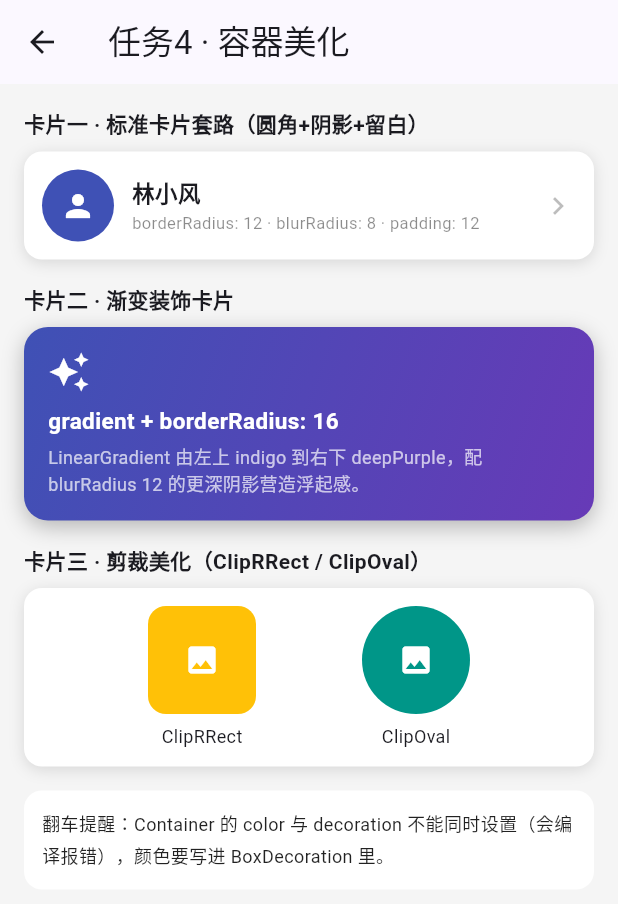
After one commit to cl0vers33/lecture6, a Flutter app: the screen it shows after launch, after a tap on "任务4 · 容器美化", on a phone screen of 412 x 824 dp. The commit adds this screen. Shown: the top 904 px of the screen. Run offline on Flutter 3.47's test engine with Material 3 defaults, Android fonts, the phone set to English and light mode, and no system bars.

Commit message:
feat: practice tasks - alignment cards, flex experiment, stack badge, container decoration

```diff
--- a/lib/main.dart
+++ b/lib/main.dart
@@ -1,6 +1,10 @@
 import 'package:flutter/material.dart';
 
+import 'pages/alignment_tasks.dart';
+import 'pages/container_decoration.dart';
+import 'pages/flex_experiment.dart';
 import 'pages/profile_card.dart';
+import 'pages/stack_badge.dart';
 
 void main() {
   runApp(const Lecture6App());
@@ -20,7 +24,7 @@ class Lecture6App extends StatelessWidget {
   }
 }
 
-/// 任务目录页：列出本次作业各任务入口
+/// 任务目录页：按作业三部分分组列出入口
 class HomePage extends StatelessWidget {
   const HomePage({super.key});
 
@@ -31,31 +35,66 @@ class HomePage extends StatelessWidget {
       body: ListView(
         padding: const EdgeInsets.all(16),
         children: [
+          _groupTitle('案例复现'),
           _TaskTile(
             icon: Icons.badge,
-            title: '案例复现 · profile_card',
-            subtitle: '个人名片页：骨架对齐 → 容器美化 → 设计稿验收',
-            onTap: () => Navigator.push(
-              context,
-              MaterialPageRoute(builder: (_) => const ProfileCardPage()),
-            ),
+            title: 'profile_card 个人名片页',
+            subtitle: '骨架对齐 → 容器美化 → 设计稿验收（三步提交）',
+            page: const ProfileCardPage(),
+          ),
+          _groupTitle('自主实践'),
+          _TaskTile(
+            icon: Icons.align_horizontal_left,
+            title: '任务1 · 六种对齐场景',
+            subtitle: 'MainAxisAlignment 六值逐一实现并标注参数',
+            page: const AlignmentTasksPage(),
+          ),
+          _TaskTile(
+            icon: Icons.view_column,
+            title: '任务2 · 弹性分配实验',
+            subtitle: '三栏 2:1:1 布局 + 超长内容表现记录',
+            page: const FlexExperimentPage(),
+          ),
+          _TaskTile(
+            icon: Icons.layers,
+            title: '任务3 · 层叠角标',
+            subtitle: '头像徽标 + 图片浮层文字（Stack + Positioned）',
+            page: const StackBadgePage(),
+          ),
+          _TaskTile(
+            icon: Icons.style,
+            title: '任务4 · 容器美化',
+            subtitle: '圆角 / 阴影 / 留白 / 剪裁，三处卡片',
+            page: const ContainerDecorationPage(),
           ),
         ],
       ),
     );
   }
+
+  Widget _groupTitle(String text) => Padding(
+        padding: const EdgeInsets.only(top: 8, bottom: 8),
+        child: Text(
+          text,
+          style: const TextStyle(
+            fontSize: 13,
+            fontWeight: FontWeight.bold,
+            color: Colors.indigo,
+          ),
+        ),
+      );
 }
 
 class _TaskTile extends StatelessWidget {
   final IconData icon;
   final String title;
   final String subtitle;
-  final VoidCallback onTap;
+  final Widget page;
   const _TaskTile({
     required this.icon,
     required this.title,
     required this.subtitle,
-    required this.onTap,
+    required this.page,
   });
 
   @override
@@ -66,7 +105,10 @@ class _TaskTile extends StatelessWidget {
         title: Text(title),
         subtitle: Text(subtitle),
         trailing: const Icon(Icons.chevron_right),
-        onTap: onTap,
+        onTap: () => Navigator.push(
+          context,
+          MaterialPageRoute(builder: (_) => page),
+        ),
       ),
     );
   }
--- /dev/null
+++ b/lib/pages/container_decoration.dart
@@ -0,0 +1,180 @@
+import 'package:flutter/material.dart';
+
+/// 自主实践任务 4：容器美化
+/// 圆角 / 阴影 / 留白 / 剪裁，至少两处卡片
+class ContainerDecorationPage extends StatelessWidget {
+  const ContainerDecorationPage({super.key});
+
+  @override
+  Widget build(BuildContext context) {
+    return Scaffold(
+      backgroundColor: Colors.grey[100],
+      appBar: AppBar(title: const Text('任务4 · 容器美化')),
+      body: ListView(
+        padding: const EdgeInsets.all(16),
+        children: [
+          _sectionTitle('卡片一 · 标准卡片套路（圆角+阴影+留白）'),
+          // 指南中的卡片套路：padding 12 + borderRadius 12 + boxShadow
+          Container(
+            padding: const EdgeInsets.all(12),
+            decoration: BoxDecoration(
+              color: Colors.white,
+              borderRadius: BorderRadius.circular(12),
+              boxShadow: const [
+                BoxShadow(
+                  color: Colors.black12,
+                  blurRadius: 8,
+                  offset: Offset(0, 2),
+                ),
+              ],
+            ),
+            child: Row(
+              children: [
+                const CircleAvatar(
+                  radius: 24,
+                  backgroundColor: Colors.indigo,
+                  child: Icon(Icons.person, color: Colors.white),
+                ),
+                const SizedBox(width: 12),
+                Expanded(
+                  child: Column(
+                    crossAxisAlignment: CrossAxisAlignment.start,
+                    children: const [
+                      Text(
+                        '林小风',
+                        style: TextStyle(
+                          fontSize: 15,
+                          fontWeight: FontWeight.bold,
+                        ),
+                      ),
+                        SizedBox(height: 2),
+                      Text(
+                        'borderRadius: 12 · blurRadius: 8 · padding: 12',
+                        style: TextStyle(fontSize: 11, color: Colors.black45),
+                      ),
+                    ],
+                  ),
+                ),
+                const Icon(Icons.chevron_right, color: Colors.black26),
+              ],
+            ),
+          ),
+          const SizedBox(height: 16),
+          _sectionTitle('卡片二 · 渐变装饰卡片'),
+          Container(
+            padding: const EdgeInsets.all(16),
+            decoration: BoxDecoration(
+              borderRadius: BorderRadius.circular(16),
+              gradient: const LinearGradient(
+                begin: Alignment.topLeft,
+                end: Alignment.bottomRight,
+                colors: [Colors.indigo, Colors.deepPurple],
+              ),
+              boxShadow: const [
+                BoxShadow(
+                  color: Colors.black26,
+                  blurRadius: 12,
+                  offset: Offset(0, 4),
+                ),
+              ],
+            ),
+            child: Column(
+              crossAxisAlignment: CrossAxisAlignment.start,
+              children: const [
+                Icon(Icons.auto_awesome, color: Colors.white, size: 28),
+                SizedBox(height: 8),
+                Text(
+                  'gradient + borderRadius: 16',
+                  style: TextStyle(
+                    fontSize: 15,
+                    fontWeight: FontWeight.bold,
+                    color: Colors.white,
+                  ),
+                ),
+                SizedBox(height: 4),
+                Text(
+                  'LinearGradient 由左上 indigo 到右下 deepPurple，'
+                  '配 blurRadius 12 的更深阴影营造浮起感。',
+                  style: TextStyle(fontSize: 12, color: Colors.white70),
+                ),
+              ],
+            ),
+          ),
+          const SizedBox(height: 16),
+          _sectionTitle('卡片三 · 剪裁美化（ClipRRect / ClipOval）'),
+          Container(
+            padding: const EdgeInsets.all(12),
+            decoration: BoxDecoration(
+              color: Colors.white,
+              borderRadius: BorderRadius.circular(12),
+              boxShadow: const [
+                BoxShadow(
+                  color: Colors.black12,
+                  blurRadius: 8,
+                  offset: Offset(0, 2),
+                ),
+              ],
+            ),
+            child: Row(
+              mainAxisAlignment: MainAxisAlignment.spaceEvenly,
+              children: [
+                // ClipRRect 圆角剪裁
+                Column(
+                  children: [
+                    ClipRRect(
+                      borderRadius: BorderRadius.circular(12),
+                      child: Container(
+                        width: 72,
+                        height: 72,
+                        color: Colors.amber,
+                        child: const Icon(Icons.image, color: Colors.white),
+                      ),
+                    ),
+                    const SizedBox(height: 6),
+                    const Text('ClipRRect', style: TextStyle(fontSize: 12)),
+                  ],
+                ),
+                // ClipOval 圆形剪裁
+                Column(
+                  children: [
+                    ClipOval(
+                      child: Container(
+                        width: 72,
+                        height: 72,
+                        color: Colors.teal,
+                        child: const Icon(Icons.image, color: Colors.white),
+                      ),
+                    ),
+                    const SizedBox(height: 6),
+                    const Text('ClipOval', style: TextStyle(fontSize: 12)),
+                  ],
+                ),
+              ],
+            ),
+          ),
+          const SizedBox(height: 16),
+          Container(
+            padding: const EdgeInsets.all(12),
+            decoration: BoxDecoration(
+              color: Colors.white,
+              borderRadius: BorderRadius.circular(12),
+            ),
+            child: const Text(
+              '翻车提醒：Container 的 color 与 decoration 不能同时设置'
+              '（会编译报错），颜色要写进 BoxDecoration 里。',
+              style: TextStyle(fontSize: 12, height: 1.7, color: Colors.black87),
+            ),
+          ),
+        ],
+      ),
+    );
+  }
+
+  Widget _sectionTitle(String text) => Padding(
+        padding: const EdgeInsets.only(bottom: 8),
+        child: Text(
+          text,
+          style: const TextStyle(fontSize: 14, fontWeight: FontWeight.bold),
+        ),
+      );
+}
--- /dev/null
+++ b/lib/pages/flex_experiment.dart
@@ -0,0 +1,98 @@
+import 'package:flutter/material.dart';
+
+/// 自主实践任务 2：弹性分配实验
+/// 三栏 2:1:1 比例布局 + 一栏内容超长时的表现记录
+class FlexExperimentPage extends StatefulWidget {
+  const FlexExperimentPage({super.key});
+
+  @override
+  State<FlexExperimentPage> createState() => _FlexExperimentPageState();
+}
+
+class _FlexExperimentPageState extends State<FlexExperimentPage> {
+  bool _longContent = false;
+
+  static const String _shortText = '内容';
+  static const String _longText =
+      '这是一段故意做得超长的内容，用来观察弹性分配后栏内文本的表现：'
+      'Expanded 会把主轴剩余空间按比例分给孩子，并给出紧凑约束，'
+      '所以超长文本会在分配到的宽度内自动换行，而不会把相邻栏挤飞。';
+
+  @override
+  Widget build(BuildContext context) {
+    final text = _longContent ? _longText : _shortText;
+    return Scaffold(
+      backgroundColor: Colors.grey[100],
+      appBar: AppBar(title: const Text('任务2 · 弹性分配实验')),
+      body: ListView(
+        padding: const EdgeInsets.all(16),
+        children: [
+          SwitchListTile(
+            title: const Text('中间栏放入超长内容'),
+            subtitle: const Text('切换观察 2:1:1 布局下超长文本的表现'),
+            value: _longContent,
+            onChanged: (v) => setState(() => _longContent = v),
+          ),
+          const SizedBox(height: 8),
+          _sectionTitle('① 三栏 2:1:1（Expanded flex: 2/1/1）'),
+          Container(
+            height: _longContent ? null : 60,
+            constraints: const BoxConstraints(minHeight: 60),
+            color: Colors.white,
+            child: Row(
+              crossAxisAlignment: CrossAxisAlignment.start,
+              children: [
+                Expanded(flex: 2, child: _bar(Colors.indigo, 'flex:2\n$text')),
+                Expanded(flex: 1, child: _bar(Colors.amber, 'flex:1')),
+                Expanded(flex: 1, child: _bar(Colors.teal, 'flex:1')),
+              ],
+            ),
+          ),
+          const SizedBox(height: 16),
+          _sectionTitle('② 对照：不用 Expanded 的 Row + 超长文本（演示溢出）'),
+          Container(
+            color: Colors.white,
+            padding: const EdgeInsets.symmetric(vertical: 8),
+            // 故意不放 Expanded：超长文本按内容宽度报告尺寸 → RenderFlex 溢出
+            child: Row(
+              children: [
+                _bar(Colors.indigo, '固定栏'),
+                Text(_longContent ? _longText : _shortText),
+              ],
+            ),
+          ),
+          const SizedBox(height: 16),
+          _sectionTitle('③ 表现记录'),
+          Container(
+            padding: const EdgeInsets.all(12),
+            decoration: BoxDecoration(
+              color: Colors.white,
+              borderRadius: BorderRadius.circular(12),
+            ),
+            child: const Text(
+              '· 2:1:1 正常态：三栏宽度比 2:1:1，Expanded 按比例吃掉主轴剩余空间。\n'
+              '· 超长内容在 Expanded 内：栏宽仍严格保持 2:1:1，文本在栏内换行，高度随内容增长，不溢出。\n'
+              '· 超长内容脱离 Expanded（对照组②）：文本按自身内容宽度报告尺寸，'
+              '超出 Row 剩余空间，触发 RenderFlex overflow 黄黑警告条。',
+              style: TextStyle(fontSize: 13, height: 1.7),
+            ),
+          ),
+        ],
+      ),
+    );
+  }
+
+  Widget _sectionTitle(String text) => Padding(
+        padding: const EdgeInsets.only(bottom: 8),
+        child: Text(
+          text,
+          style: const TextStyle(fontSize: 14, fontWeight: FontWeight.bold),
+        ),
+      );
+
+  Widget _bar(Color color, String text) => Container(
+        padding: const EdgeInsets.all(4),
+        color: color.withValues(alpha: 0.35),
+        child: Text(text, style: const TextStyle(fontSize: 12)),
+      );
+}
--- /dev/null
+++ b/lib/pages/stack_badge.dart
@@ -0,0 +1,195 @@
+import 'package:flutter/material.dart';
+
+/// 自主实践任务 3：层叠角标
+/// 场景一：头像徽标（在线状态点 + 未读数字角标）
+/// 场景二：图片浮层文字（渐变底图 + 底部半透明标题条）
+class StackBadgePage extends StatelessWidget {
+  const StackBadgePage({super.key});
+
+  @override
+  Widget build(BuildContext context) {
+    return Scaffold(
+      backgroundColor: Colors.grey[100],
+      appBar: AppBar(title: const Text('任务3 · 层叠角标')),
+      body: ListView(
+        padding: const EdgeInsets.all(16),
+        children: [
+          _sectionTitle('场景一 · 头像徽标'),
+          Container(
+            padding: const EdgeInsets.all(16),
+            decoration: _cardDecoration(),
+            child: Row(
+              mainAxisAlignment: MainAxisAlignment.spaceEvenly,
+              children: [
+                _avatarWithStatus(),
+                _avatarWithBadge(),
+              ],
+            ),
+          ),
+          const SizedBox(height: 16),
+          _sectionTitle('场景二 · 图片浮层文字'),
+          Container(
+            padding: const EdgeInsets.all(16),
+            decoration: _cardDecoration(),
+            child: _imageWithOverlay(),
+          ),
+          const SizedBox(height: 16),
+          Container(
+            padding: const EdgeInsets.all(12),
+            decoration: _cardDecoration(),
+            child: const Text(
+              '要点：Stack 的 children 自底向上绘制；Positioned 用 '
+              'left/top/right/bottom 定位，其尺寸不参与 Stack 尺寸计算；'
+              '非定位子项按 Stack.alignment 对齐。',
+              style: TextStyle(fontSize: 12, height: 1.7, color: Colors.black87),
+            ),
+          ),
+        ],
+      ),
+    );
+  }
+
+  Widget _sectionTitle(String text) => Padding(
+        padding: const EdgeInsets.only(bottom: 8),
+        child: Text(
+          text,
+          style: const TextStyle(fontSize: 14, fontWeight: FontWeight.bold),
+        ),
+      );
+
+  BoxDecoration _cardDecoration() => BoxDecoration(
+        color: Colors.white,
+        borderRadius: BorderRadius.circular(12),
+        boxShadow: const [
+          BoxShadow(color: Colors.black12, blurRadius: 8, offset: Offset(0, 2)),
+        ],
+      );
+
+  /// 头像 + 右下角在线状态点
+  Widget _avatarWithStatus() {
+    return Column(
+      children: [
+        Stack(
+          children: [
+            const CircleAvatar(
+              radius: 32,
+              backgroundColor: Colors.indigo,
+              child: Icon(Icons.person, size: 34, color: Colors.white),
+            ),
+            Positioned(
+              right: 0,
+              bottom: 0,
+              child: Container(
+                width: 16,
+                height: 16,
+                decoration: BoxDecoration(
+                  color: Colors.green,
+                  shape: BoxShape.circle,
+                  border: Border.all(color: Colors.white, width: 2),
+                ),
+              ),
+            ),
+          ],
+        ),
+        const SizedBox(height: 6),
+        const Text('在线状态点', style: TextStyle(fontSize: 12)),
+      ],
+    );
+  }
+
+  /// 头像 + 右上角未读数字角标
+  Widget _avatarWithBadge() {
+    return Column(
+      children: [
+        Stack(
+          clipBehavior: Clip.none,
+          children: [
+            const CircleAvatar(
+              radius: 32,
+              backgroundColor: Colors.teal,
+              child: Icon(Icons.person, size: 34, color: Colors.white),
+            ),
+            Positioned(
+              right: -4,
+              top: -4,
+              child: Container(
+                padding: const EdgeInsets.symmetric(horizontal: 5, vertical: 2),
+                decoration: BoxDecoration(
+                  color: Colors.red,
+                  borderRadius: BorderRadius.circular(9),
+                  border: Border.all(color: Colors.white, width: 1.5),
+                ),
+                child: const Text(
+                  '99+',
+                  style: TextStyle(
+                    fontSize: 10,
+                    color: Colors.white,
+                    fontWeight: FontWeight.bold,
+                  ),
+                ),
+              ),
+            ),
+          ],
+        ),
+        const SizedBox(height: 6),
+        const Text('未读角标', style: TextStyle(fontSize: 12)),
+      ],
+    );
+  }
+
+  /// 渐变底图 + 底部浮层文字 + 右上角 NEW 角标
+  Widget _imageWithOverlay() {
+    return ClipRRect(
+      borderRadius: BorderRadius.circular(12),
+      child: Stack(
+        children: [
+          // 底图：用渐变容器模拟图片（课程图片合规要求，不用网络盗链）
+          Container(
+            height: 160,
+            decoration: const BoxDecoration(
+              gradient: LinearGradient(
+                begin: Alignment.topLeft,
+                end: Alignment.bottomRight,
+                colors: [Colors.indigo, Colors.purple],
+              ),
+            ),
+            child: const Center(
+              child: Icon(Icons.landscape, size: 56, color: Colors.white54),
+            ),
+          ),
+          // 右上角 NEW 角标
+          Positioned(
+            right: 8,
+            top: 8,
+            child: Container(
+              padding: const EdgeInsets.symmetric(horizontal: 6, vertical: 2),
+              color: Colors.red,
+              child: const Text(
+                'NEW',
+                style: TextStyle(
+                  fontSize: 10,
+                  color: Colors.white,
+                  fontWeight: FontWeight.bold,
+                ),
+              ),
+            ),
+          ),
+          // 底部浮层文字条
+          Positioned(
+            left: 0,
+            right: 0,
+            bottom: 0,
+            child: Container(
+              padding: const EdgeInsets.symmetric(horizontal: 12, vertical: 8),
+              color: Colors.black54,
+              child: const Text(
+                '校园晚霞 · 摄于图书馆前',
+                style: TextStyle(fontSize: 13, color: Colors.white),
+              ),
+            ),
+          ),
+        ],
+      ),
+    );
+  }
+}
```
Also changed, not shown: lib/pages/alignment_tasks.dart (added, +143 -0 lines).
